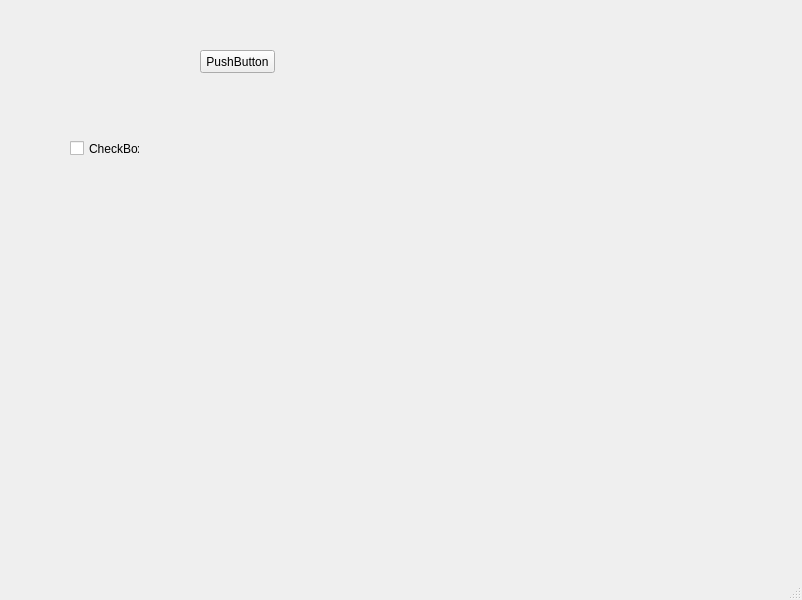
LiorM30/cyber-final, file gui/GUI.ui: the form before one commit.
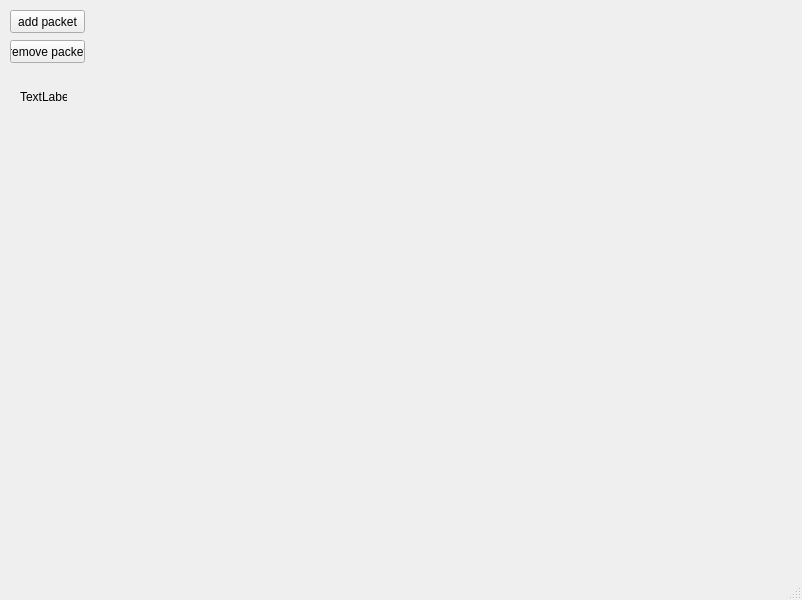
The form after the commit.

Commit message: filter example with buttons

Diff of the .ui file:
```diff
--- a/gui/GUI.ui
+++ b/gui/GUI.ui
@@ -17,30 +17,54 @@
    <widget class="QPushButton" name="b1">
     <property name="geometry">
      <rect>
-      <x>200</x>
-      <y>50</y>
+      <x>10</x>
+      <y>10</y>
       <width>75</width>
       <height>23</height>
      </rect>
     </property>
     <property name="text">
-     <string>PushButton</string>
+     <string>add packet</string>
     </property>
     <property name="checkable">
      <bool>true</bool>
     </property>
    </widget>
-   <widget class="QCheckBox" name="c1">
+   <widget class="QWidget" name="verticalLayoutWidget">
     <property name="geometry">
      <rect>
-      <x>70</x>
-      <y>140</y>
-      <width>70</width>
-      <height>17</height>
+      <x>110</x>
+      <y>10</y>
+      <width>160</width>
+      <height>451</height>
      </rect>
     </property>
+    <layout class="QVBoxLayout" name="packetlay"/>
+   </widget>
+   <widget class="QPushButton" name="remove_packet_button">
+    <property name="geometry">
+     <rect>
+      <x>10</x>
+      <y>40</y>
+      <width>75</width>
+      <height>23</height>
+     </rect>
+    </property>
     <property name="text">
-     <string>CheckBox</string>
+     <string>remove packet</string>
+    </property>
+   </widget>
+   <widget class="QLabel" name="s_status">
+    <property name="geometry">
+     <rect>
+      <x>20</x>
+      <y>90</y>
+      <width>47</width>
+      <height>13</height>
+     </rect>
+    </property>
+    <property name="text">
+     <string>TextLabel</string>
     </property>
    </widget>
   </widget>
```
Left out of the diff: 2 changed lines with no effect on the pictures. The commit also changes 3 other files.
